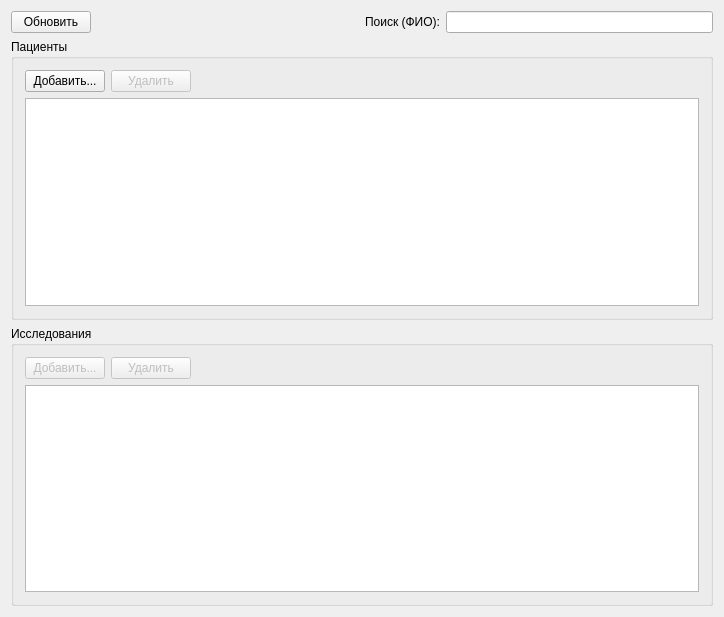
Old version of the form med/mainwindow.ui in the repository popovdg/med.
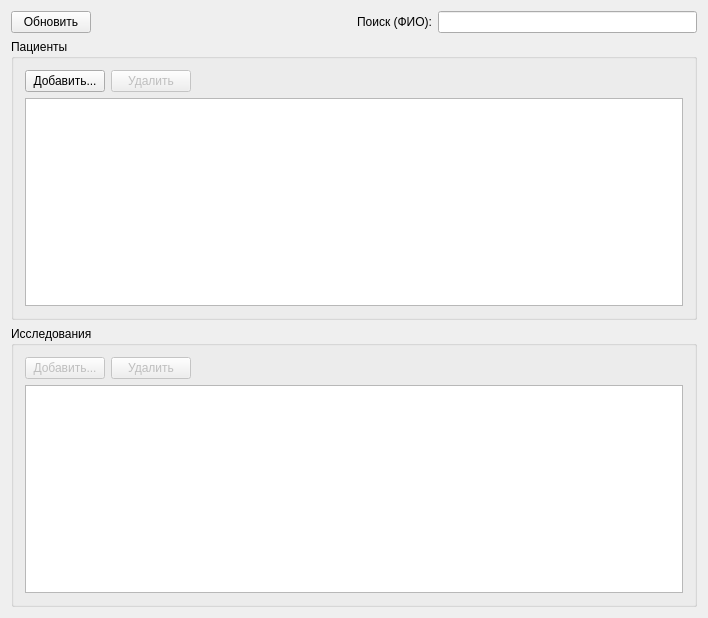
New version of the form. Icons and pictures are not drawn.

```diff
--- a/med/mainwindow.ui
+++ b/med/mainwindow.ui
@@ -6,8 +6,8 @@
    <rect>
     <x>0</x>
     <y>0</y>
-    <width>724</width>
-    <height>617</height>
+    <width>708</width>
+    <height>618</height>
    </rect>
   </property>
   <property name="windowTitle">
@@ -119,9 +119,6 @@
              <property name="sortingEnabled">
               <bool>true</bool>
              </property>
-             <attribute name="horizontalHeaderStretchLastSection">
-              <bool>true</bool>
-             </attribute>
             </widget>
            </item>
           </layout>
@@ -193,9 +190,6 @@
              <property name="sortingEnabled">
               <bool>true</bool>
              </property>
-             <attribute name="horizontalHeaderStretchLastSection">
-              <bool>true</bool>
-             </attribute>
             </widget>
            </item>
           </layout>
```
